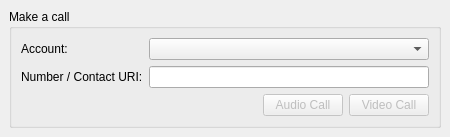
Old version of the form src/dialout/dialout-widget.ui in the repository KDE/ktp-call-ui.
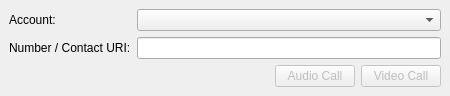
New version of the form. Custom widgets are drawn as their Qt base class.

Commit message: dialout-ui: Improve the appearence of the window

```diff
--- a/src/dialout/dialout-widget.ui
+++ b/src/dialout/dialout-widget.ui
@@ -7,7 +7,7 @@
     <x>0</x>
     <y>0</y>
     <width>450</width>
-    <height>122</height>
+    <height>93</height>
    </rect>
   </property>
   <property name="windowTitle">
@@ -23,15 +23,6 @@
       <number>0</number>
      </property>
      <widget class="QWidget" name="callPage">
-      <layout class="QVBoxLayout" name="verticalLayout_2">
-       <item>
-        <widget class="QGroupBox" name="groupBox">
-         <property name="title">
-          <string>Make a call</string>
-         </property>
-         <property name="flat">
-          <bool>true</bool>
-         </property>
          <layout class="QGridLayout" name="gridLayout">
           <item row="0" column="0" colspan="3">
            <layout class="QFormLayout" name="formLayout">
@@ -98,9 +89,6 @@
             <property name="text">
              <string>Video Call</string>
             </property>
-           </widget>
-          </item>
-         </layout>
         </widget>
        </item>
       </layout>
```
Left out of the diff: 6 changed lines with no effect on the pictures. Lines whose indentation alone changed are shown as unchanged. The commit also changes 1 other file.
